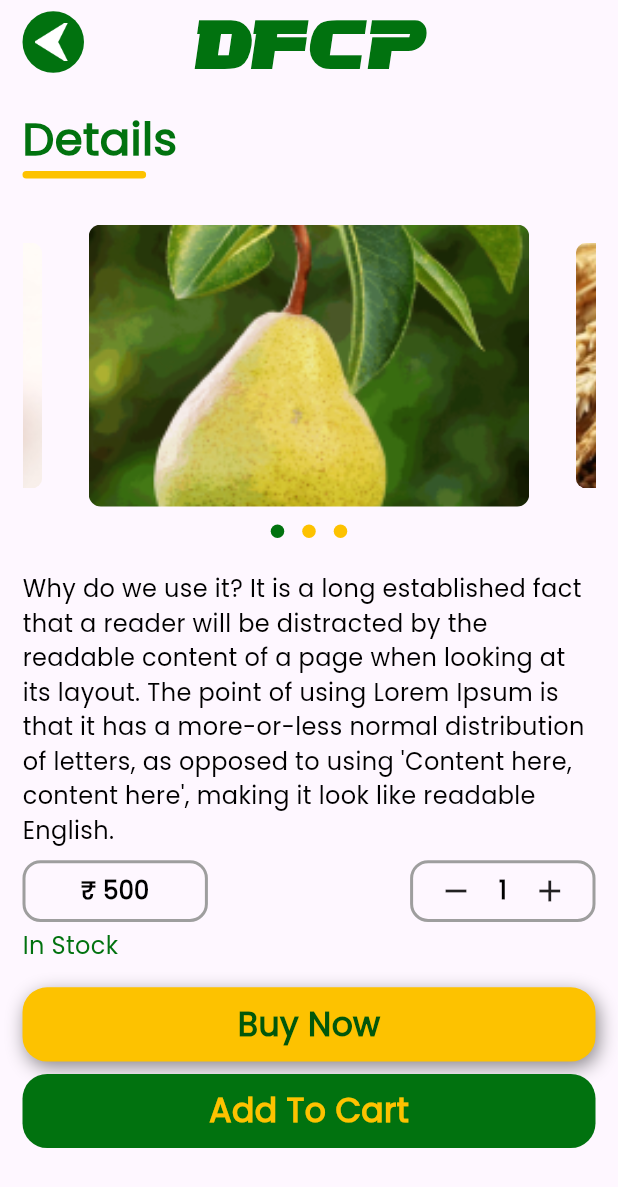
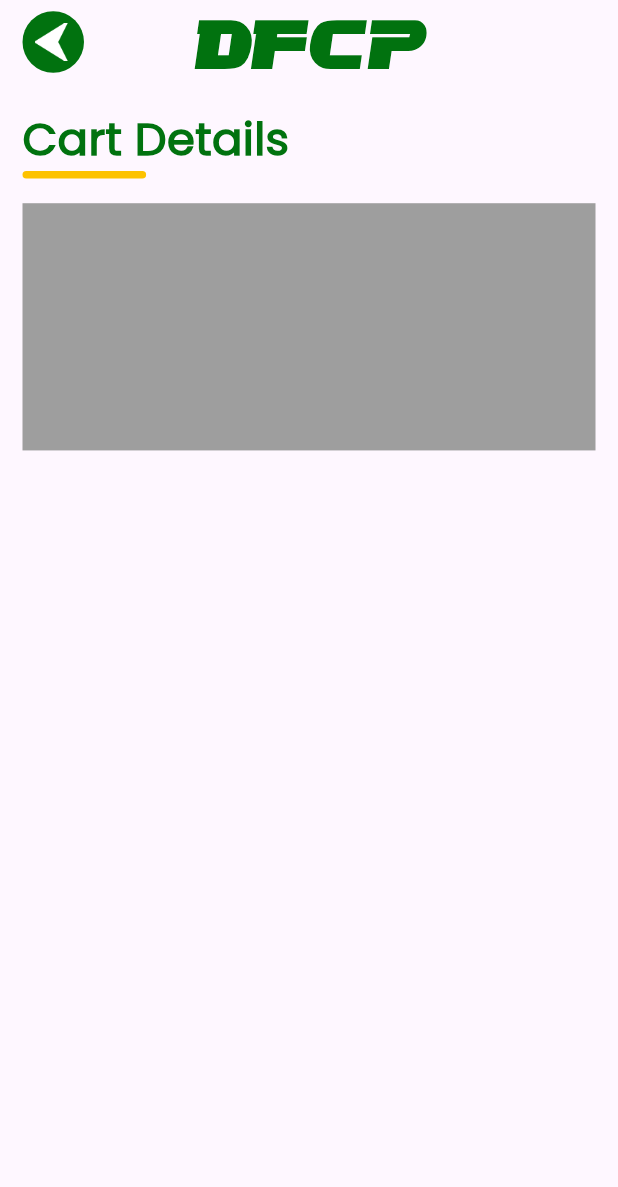
Before and after one commit to ambujnmt/Agriculture-DFCP-Mobile-App, a Flutter app: the ProductDetailScreen screen opened directly, after a tap on "Add To Cart", on a phone screen of 412 x 824 dp. Shown: the top 1187 px of the screen. Run offline on Flutter 3.47's test engine with Material 3 defaults, Android fonts, the light colour scheme and no system bars; drawn by our look-alikes of carousel_slider, dots_indicator; our stand-ins replace data_table_2, dropdown_button2, flutter_chat_bubble, lottie, otp_text_field, page_transition and 2 more.

Commit message:
cart and change password screen design

```diff
--- a/lib/constants/text_constants.dart
+++ b/lib/constants/text_constants.dart
@@ -116,4 +116,5 @@ class TextConstants {
   static const String oldPassword = "Old Password";
   static const String newPassword = "New Password";
   static const String confirmNewPassword = "Confirm New Password";
+  static const String cart = "Cart Details";
 }
--- /dev/null
+++ b/lib/views/products/add_to_cart.dart
@@ -0,0 +1,76 @@
+import 'package:dfcp/constants/color_constants.dart';
+import 'package:dfcp/constants/text_constants.dart';
+import 'package:dfcp/custom_widget/divider_widget.dart';
+import 'package:dfcp/utils/custom_text.dart';
+import 'package:dfcp/views/products/product_detail_screen.dart';
+import 'package:dfcp/views/products/products_view_screen.dart';
+import 'package:flutter/material.dart';
+import 'package:flutter/foundation.dart';
+
+class AddToCart extends StatefulWidget {
+  const AddToCart({super.key});
+
+  @override
+  State<AddToCart> createState() => _AddToCartState();
+}
+
+class _AddToCartState extends State<AddToCart> {
+  final customText = CustomText();
+  @override
+  Widget build(BuildContext context) {
+    final double height = MediaQuery.of(context).size.height;
+    final double width = MediaQuery.of(context).size.width;
+    return Scaffold(
+      appBar: AppBar(
+        centerTitle: true,
+        leading: GestureDetector(
+          child: Container(
+            margin: const EdgeInsets.only(left: 15),
+            height: 40,
+            width: 40,
+            decoration: const BoxDecoration(
+                color: ColorConstants.kTextGreen, shape: BoxShape.circle),
+            child: Center(
+              child: SizedBox(
+                height: 25,
+                child: Image.asset('assets/images/send_image1.png'),
+              ),
+            ),
+          ),
+          onTap: () {
+            Navigator.pushReplacement(
+              context,
+              MaterialPageRoute(
+                  builder: (context) => const ProductsViewScreen()),
+            );
+          },
+        ),
+        title: customText.kHeadingText(TextConstants.appTitle, 45,
+            FontWeight.w800, ColorConstants.kTextGreen, TextAlign.center),
+      ),
+      body: Container(
+        margin: EdgeInsets.all(15),
+        child: Column(
+          mainAxisAlignment: MainAxisAlignment.start,
+          crossAxisAlignment: CrossAxisAlignment.start,
+          children: [
+            customText.kText(
+              TextConstants.cart,
+              30,
+              FontWeight.w700,
+              ColorConstants.kTextGreen,
+              TextAlign.center,
+            ),
+            DividerWidget(),
+            SizedBox(height: height * .020),
+            Container(
+              height: height * .200,
+              width: width,
+              color: Colors.grey,
+            ),
+          ],
+        ),
+      ),
+    );
+  }
+}
--- a/lib/views/products/product_detail_screen.dart
+++ b/lib/views/products/product_detail_screen.dart
@@ -5,6 +5,7 @@ import 'package:dfcp/custom_widget/custom_button.dart';
 import 'package:dfcp/custom_widget/divider_widget.dart';
 import 'package:dfcp/utils/custom_text.dart';
 import 'package:dfcp/views/dashboard/dashboard_screen.dart';
+import 'package:dfcp/views/products/add_to_cart.dart';
 import 'package:dfcp/views/products/products_view_screen.dart';
 import 'package:dots_indicator/dots_indicator.dart';
 import 'package:flutter/material.dart';
@@ -199,6 +200,10 @@ class _ProductDetailScreenState extends State<ProductDetailScreen> {
               GestureDetector(
                 onTap: () {
                   // onpress
+                  Navigator.push(
+                    context,
+                    MaterialPageRoute(builder: (context) => const AddToCart()),
+                  );
                 },
                 child: Container(
                   height: height * 0.060,
```
Also changed, not shown: lib/views/profile/change_password.dart (+64 -38 lines).
